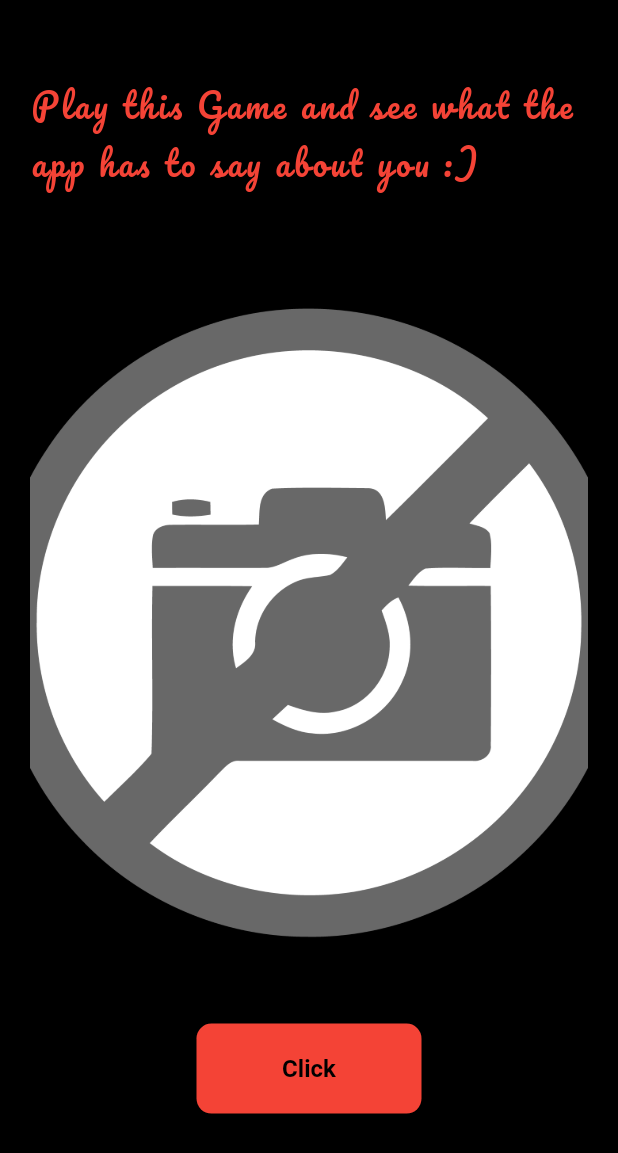
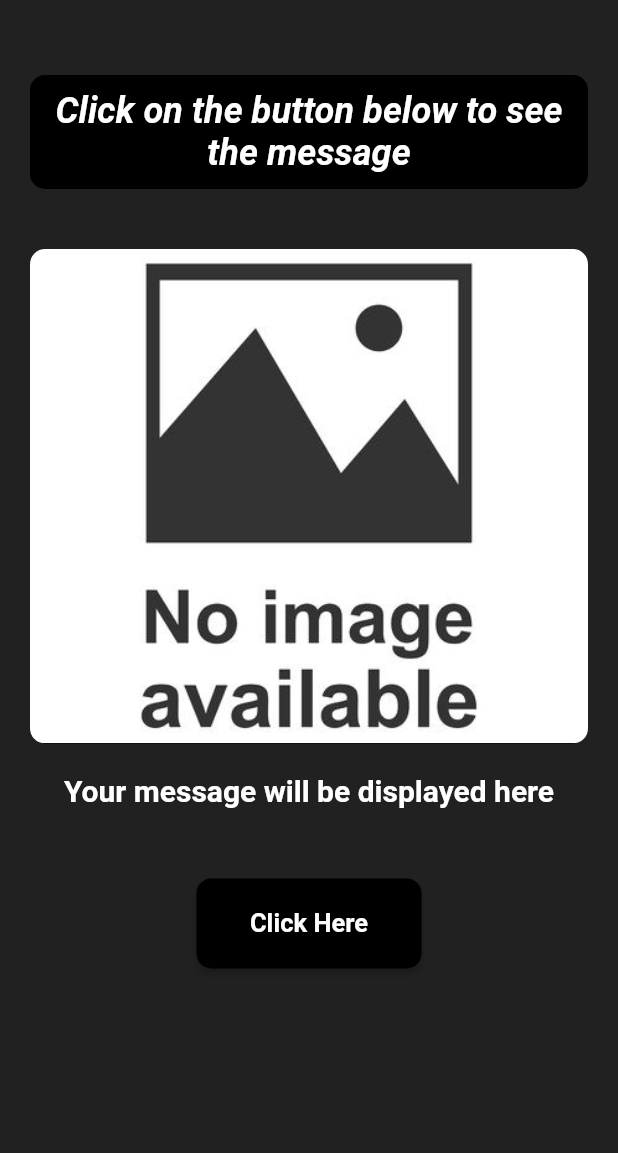
Before and after one commit to KJKR73/Proply-App, a Flutter app: the MLTask1 screen opened by its route, on a phone screen of 412 x 824 dp. Shown: the top 1153 px of the screen. Run offline on Flutter 3.47's test engine with Material 2 defaults, Android fonts, the phone set to English and light mode, and no system bars; our stand-ins replace firebase_auth, image_picker, shared_preferences; missing offline and left inert: firebase_ml_vision; accounts and stored records are empty.

Commit message:
Task1 Page Completed

```diff
--- a/lib/screens/home/home.dart
+++ b/lib/screens/home/home.dart
@@ -4,7 +4,7 @@ import 'package:flutter/material.dart';
 class Home extends StatelessWidget {
   final AuthService _auth = AuthService();
   final username;
-  final String app_use_info = "This is an app that has 2 build in functions:-";
+  final String appUseInfo = "This is an app that has 2 build in functions:-";
   Home({this.username});
   MediaQueryData queryData;
   @override
@@ -109,7 +109,7 @@ class Home extends StatelessWidget {
                 height: 30.0,
               ),
               Text(
-                '$app_use_info',
+                '$appUseInfo',
                 textAlign: TextAlign.left,
                 style: TextStyle(
                   fontSize: 20.0,
--- a/lib/screens/ml_tasks/task1.dart
+++ b/lib/screens/ml_tasks/task1.dart
@@ -12,10 +12,12 @@ class MLTask1 extends StatefulWidget {
 
 class _MLTask1State extends State<MLTask1> {
   File _image;
-  int index;
+  int index = 0;
+  String sloganToDisplay = '';
   bool reset = false;
   MediaQueryData queryData;
-  List<String> tags = [ "You're a great listener.",
+  List<String> tags = [
+    "You're a great listener.",
     "How is it that you always look great, even in sweatpants?",
     "Everything would be better if more people were like you!",
     "I bet you sweat glitter.",
@@ -38,8 +40,8 @@ class _MLTask1State extends State<MLTask1> {
     "Our community is better because you're in it.",
     "Someone is getting through something hard right now because you've got their back. ",
     "You have the best ideas.",
-                        "You always find something special in the most ordinary things."];
-
+    "You always find something special in the most ordinary things."
+  ];
 
   var randIndex = new Random();
   final picker = ImagePicker();
@@ -52,55 +54,82 @@ class _MLTask1State extends State<MLTask1> {
     });
   }
 
-  Widget slogan = Text('Your Slogan will be displayed here');
-
   @override
   Widget build(BuildContext context) {
+    Widget messageToDisplay = Text(
+      _image == null
+          ? 'Your message will be displayed here'
+          : tags[this.index].toString(),
+      style: TextStyle(
+        color: Colors.white,
+        fontSize: 20.0,
+        fontWeight: FontWeight.bold,
+      ),
+    );
     queryData = MediaQuery.of(context);
     return Scaffold(
-      backgroundColor: Colors.black,
-      body: Padding(
+      backgroundColor: Colors.grey[900],
+      body: SingleChildScrollView(
+        child: Padding(
           padding: EdgeInsets.symmetric(horizontal: 20, vertical: 50),
           child: Column(
             children: <Widget>[
-            Text('Play this Game and see what the app has to say about you :)',
+              Container(
+                padding: EdgeInsets.all(10.0),
+                decoration: BoxDecoration(
+                  borderRadius: BorderRadius.circular(10.0),
+                  color: Colors.black,
+                ),
+                child: Text(
+                  'Click on the button below to see the message',
+                  textAlign: TextAlign.center,
                   style: TextStyle(
-                color: Colors.red,
-                fontSize: 22.0,
-                fontFamily: 'Pacifico',
-                letterSpacing: 2.0
+                    color: Colors.white,
+                    fontSize: 24.0,
+                    fontWeight: FontWeight.bold,
+                    fontStyle: FontStyle.italic,
+                  ),
                 ),
               ),
               SizedBox(height: 40.0),
               Container(
-              child: Column(
-                children: <Widget>[
-                  _image == null ? emptyImage(queryData.size.height, queryData.size.width) : displayPicture(tags[this.index], this._image, queryData.size.height, queryData.size.width),
-                ]
+                child: Column(children: <Widget>[
+                  _image == null
+                      ? emptyImage(queryData.size.height, queryData.size.width)
+                      : displayPicture(tags[this.index], this._image,
+                          queryData.size.height, queryData.size.width),
+                ]),
               ),
+              SizedBox(
+                height: 20.0,
               ),
-            SizedBox(height: 20.0),
+              SizedBox(
+                height: 70.0,
+                child: messageToDisplay,
+              ),
               ButtonTheme(
                 height: 60.0,
                 minWidth: 150.0,
                 child: RaisedButton(
                   shape: RoundedRectangleBorder(
-                    borderRadius: BorderRadius.circular(10.0)
+                    borderRadius: BorderRadius.circular(10.0),
                   ),
                   onPressed: _getImage,
-                 color: Colors.red,
-                child: Text('Click',
+                  color: Colors.black,
+                  child: Text(
+                    'Click Here',
                     style: TextStyle(
-                    fontSize: 16.0,
+                      color: Colors.white,
+                      fontSize: 17.0,
                       fontWeight: FontWeight.bold,
-                    color: Colors.black
                     ),
                   ),
                 ),
               )
-          ]
+            ],
           ),
-      )
+        ),
+      ),
     );
   }
 }
--- a/lib/shared/constant.dart
+++ b/lib/shared/constant.dart
@@ -1,34 +1,26 @@
 import 'dart:io';
-
 import 'package:flutter/material.dart';
 
 const inputDecorationForm = InputDecoration(
-                                hintStyle: TextStyle(
-                                  color: Colors.white,
-                                  fontWeight: FontWeight.bold
-                                ),
+  hintStyle: TextStyle(color: Colors.white, fontWeight: FontWeight.bold),
   fillColor: Colors.black,
   filled: true,
   enabledBorder: OutlineInputBorder(
     borderRadius: BorderRadius.all(
-                                    Radius.circular(8.0)
+      Radius.circular(8.0),
     ),
-                                  borderSide: BorderSide(
-                                    color: Colors.red,
-                                    width: 2.0
-                                  ),
+    borderSide: BorderSide(color: Colors.red, width: 2.0),
   ),
   focusedBorder: OutlineInputBorder(
     borderRadius: BorderRadius.all(
-                                    Radius.circular(8.0)
+      Radius.circular(8.0),
     ),
     borderSide: BorderSide(
       color: Colors.grey,
-                                    width: 2.0
+      width: 2.0,
     ),
   ),
 );
-
 
 Widget displayPicture(String slogan, File image, double height, double width) {
   return Container(
@@ -38,25 +30,11 @@ Widget displayPicture(String slogan, File image, double height, double width) {
       color: Colors.white,
       image: DecorationImage(
         image: FileImage(image),
-        fit: BoxFit.cover
-      )
+        fit: BoxFit.cover,
       ),
-    height: height - (height * 0.4),
+    ),
+    height: height - (height * 0.6),
     width: width,
-    child: Column(
-      mainAxisAlignment: MainAxisAlignment.end,
-      children : <Widget>[
-        Text(slogan,
-          textAlign: TextAlign.center,
-          style: TextStyle(
-            color : Colors.white,
-            fontSize: 28.0,
-            fontWeight: FontWeight.bold,
-            letterSpacing: 2.0
-          ),
-        )
-      ]
-    ),
   );
 }
 
@@ -64,14 +42,14 @@ Widget emptyImage(double height, double width) {
   return Container(
     padding: EdgeInsets.all(0.0),
     decoration: BoxDecoration(
-      borderRadius: BorderRadius.circular(20),
+      borderRadius: BorderRadius.circular(10),
       color: Colors.black,
       image: DecorationImage(
-        image: AssetImage('assets/noImage.png'),
-        fit: BoxFit.cover
-      )
+        image: AssetImage('assets/no_image.jpg'),
+        fit: BoxFit.cover,
       ),
-    height: height - (height * 0.4),
+    ),
+    height: height - (height * 0.6),
     width: width,
   );
 }
```
Also changed, not shown: assets/no_image.jpg (added), 1 other file. Lines whose indentation alone changed are shown as unchanged.
